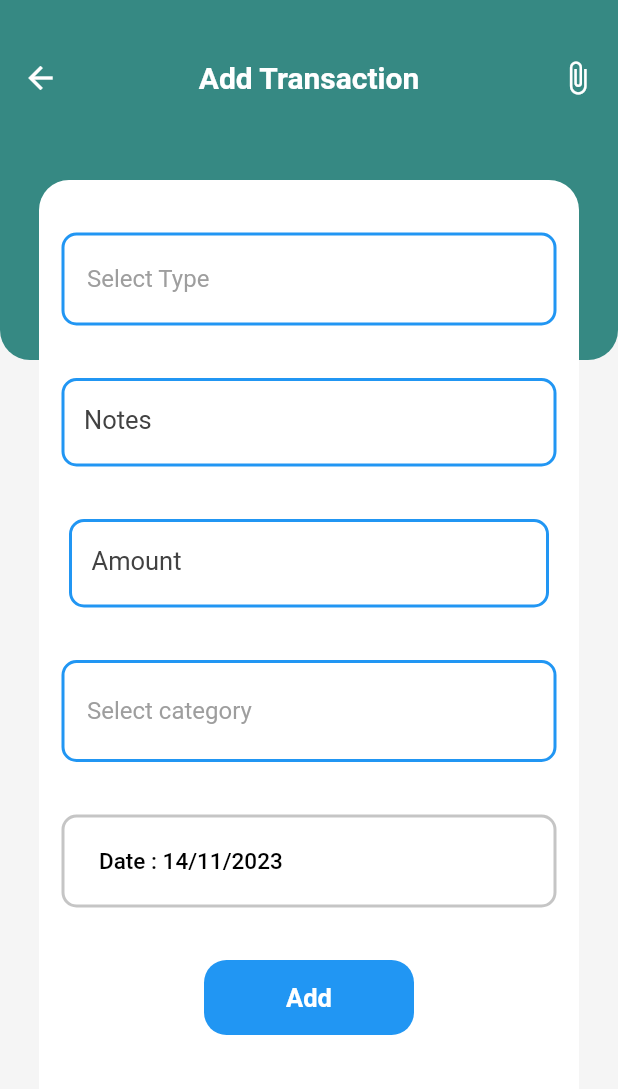
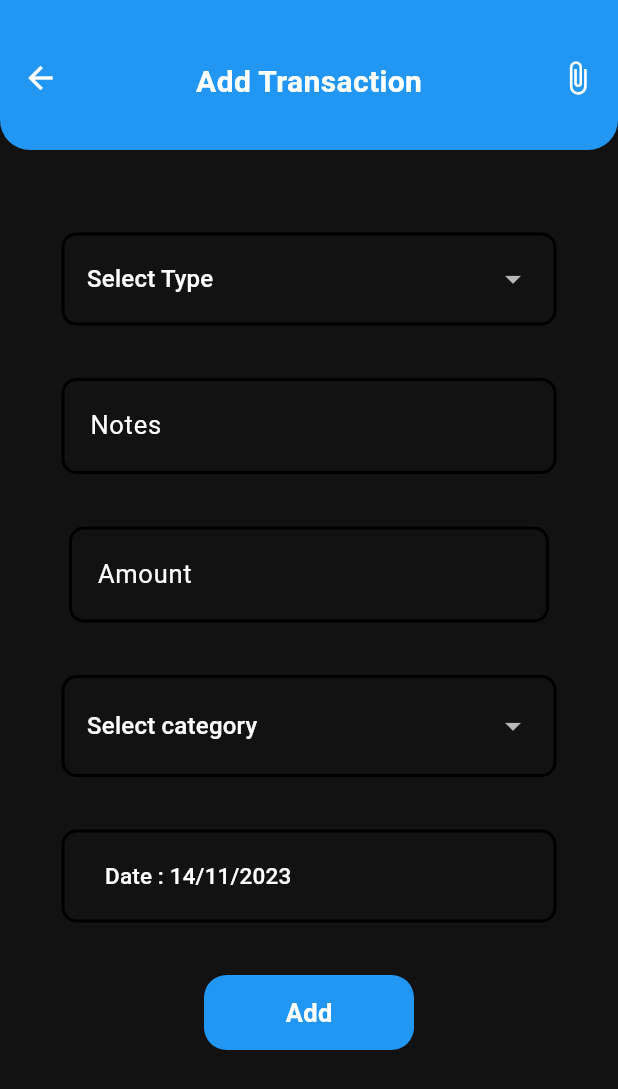
Before and after one commit to VineetKumar02/Expense-Tracker-App, a Flutter app: the screen it shows after launch, item 2 of the bottom bar chosen, after a tap on the "add" icon, on a phone screen of 412 x 824 dp. Shown: the top 1089 px of the screen. Run offline on Flutter 3.47's test engine with Material 2 defaults, Android fonts, the phone set to English and light mode, and no system bars; our stand-ins replace fl_chart, hive, hive_flutter, syncfusion_flutter_charts; accounts and stored records are empty.

Commit message:
Fixed UI for dark mode

```diff
--- a/lib/Constants/color.dart
+++ b/lib/Constants/color.dart
@@ -4,3 +4,4 @@ const Color moneyBoyPurple = Color(0xFF7A69EA);
 const Color moneyBoyPurpleLight = Color(0xFF9C91ED);
 // const Color primaryColor = Color(0xff368983);
 const Color primaryColor = Colors.blue;
+const Color secondaryColor = Colors.white;
--- a/lib/data/utilty.dart
+++ b/lib/data/utilty.dart
@@ -191,12 +191,13 @@ List time(List<Transaction> transactions, bool hour, bool day, bool month) {
 
 String formatCurrency(int value) {
   final format = NumberFormat.currency(
-    symbol: '', // Empty symbol to remove the currency symbol
-    decimalDigits: 0, // Number of decimal digits (set to 0 for VND)
-    locale: 'vi_VN', // Vietnamese locale for formatting
+    symbol: '₹', // Symbol for Indian Rupees
+    decimalDigits: 0, // Number of decimal digits
+    locale: 'en_IN', // Locale for India
   );
 
-  return '${format.format(value)}VND'; // Append ' vnđ' to the formatted value
+  return format
+      .format(value); // Returns the formatted value with the '₹' symbol
 }
 
 String getFormattedDate(int index, DateTime selectedDate) {
--- a/lib/main.dart
+++ b/lib/main.dart
@@ -31,7 +31,20 @@ class MyApp extends StatelessWidget {
   Widget build(BuildContext context) {
     return MaterialApp(
       debugShowCheckedModeBanner: false,
-      theme: ThemeData.dark(),
+      theme: ThemeData(
+        colorScheme: const ColorScheme.dark(
+          background: Color(0xff151515),
+          primary: Colors.blue,
+          onPrimary: Colors.black,
+          primaryContainer: Colors.blue,
+          onPrimaryContainer: Colors.black,
+        ),
+        inputDecorationTheme: const InputDecorationTheme(
+          labelStyle: TextStyle(color: Colors.white),
+          hintStyle: TextStyle(color: Colors.white),
+        ),
+        useMaterial3: true,
+      ),
       home: const Bottom(),
     );
   }
--- a/lib/presentation/screens/add_transaction.dart
+++ b/lib/presentation/screens/add_transaction.dart
@@ -72,7 +72,6 @@ class _AddScreenState extends State<AddScreen> {
   @override
   Widget build(BuildContext context) {
     return Scaffold(
-      backgroundColor: Colors.grey.shade100,
       body: SafeArea(
           child: Stack(
         alignment: AlignmentDirectional.center,
@@ -90,7 +89,8 @@ class _AddScreenState extends State<AddScreen> {
   Container mainAddContainer() {
     return Container(
       decoration: BoxDecoration(
-          borderRadius: BorderRadius.circular(20), color: Colors.white),
+        borderRadius: BorderRadius.circular(20),
+      ),
       height: 680,
       width: 360,
       child: Column(children: [
@@ -205,16 +205,15 @@ class _AddScreenState extends State<AddScreen> {
       child: Container(
         alignment: Alignment.center,
         decoration: BoxDecoration(
-            borderRadius: BorderRadius.circular(15), color: Colors.blue),
+            borderRadius: BorderRadius.circular(15), color: primaryColor),
         height: 50,
         width: 140,
         child: const Text(
           'Add',
           style: TextStyle(
-              fontFamily: 'f',
-              fontSize: 17,
-              fontWeight: FontWeight.w600,
-              color: Colors.white),
+            fontSize: 17,
+            fontWeight: FontWeight.w600,
+          ),
         ),
       ),
     );
@@ -228,7 +227,7 @@ class _AddScreenState extends State<AddScreen> {
         alignment: Alignment.bottomLeft,
         decoration: BoxDecoration(
             borderRadius: BorderRadius.circular(10),
-            border: Border.all(width: 2, color: const Color(0xffC5C5C5))),
+            border: Border.all(width: 2)),
         width: double.infinity,
         child: TextButton(
           onPressed: () async {
@@ -244,7 +243,7 @@ class _AddScreenState extends State<AddScreen> {
           },
           child: Text(
             'Date : ${date.day}/${date.month}/${date.year}',
-            style: const TextStyle(fontSize: 15, color: Colors.black),
+            style: const TextStyle(fontSize: 15, color: Colors.white),
           ),
         ),
       ),
@@ -264,13 +263,13 @@ class _AddScreenState extends State<AddScreen> {
           contentPadding:
               const EdgeInsets.symmetric(horizontal: 15, vertical: 20),
           labelText: 'Amount',
-          labelStyle: TextStyle(fontSize: 17, color: Colors.grey.shade800),
+          labelStyle: TextStyle(fontSize: 17),
           enabledBorder: OutlineInputBorder(
               borderRadius: BorderRadius.circular(10),
-              borderSide: const BorderSide(width: 2, color: primaryColor)),
+              borderSide: const BorderSide(width: 2)),
           focusedBorder: OutlineInputBorder(
               borderRadius: BorderRadius.circular(10),
-              borderSide: const BorderSide(width: 2, color: primaryColor)),
+              borderSide: const BorderSide(width: 2)),
           errorText: isAmountValid ? null : 'Amount must be greater than 0',
         ),
         onChanged: (value) {
@@ -298,7 +297,6 @@ class _AddScreenState extends State<AddScreen> {
               borderRadius: BorderRadius.circular(10),
               border: Border.all(
                 width: 2,
-                color: Colors.blue,
               )),
           child: DropdownButton<String>(
             value: selectedTypeItem,
@@ -336,9 +334,8 @@ class _AddScreenState extends State<AddScreen> {
                 .toList(),
             hint: const Text(
               'Select Type',
-              style: TextStyle(color: Colors.grey),
+              style: TextStyle(color: Colors.white),
             ),
-            dropdownColor: Colors.white,
             isExpanded: true,
             underline: Container(),
             onChanged: ((value) {
@@ -361,13 +358,13 @@ class _AddScreenState extends State<AddScreen> {
           contentPadding:
               const EdgeInsets.symmetric(horizontal: 15, vertical: 20),
           labelText: 'Notes',
-          labelStyle: TextStyle(fontSize: 17, color: Colors.grey.shade800),
+          labelStyle: TextStyle(fontSize: 17),
           enabledBorder: OutlineInputBorder(
               borderRadius: BorderRadius.circular(10),
-              borderSide: const BorderSide(width: 2, color: primaryColor)),
+              borderSide: const BorderSide(width: 2)),
           focusedBorder: OutlineInputBorder(
               borderRadius: BorderRadius.circular(10),
-              borderSide: const BorderSide(width: 2, color: primaryColor)),
+              borderSide: const BorderSide(width: 2)),
         ),
       ),
     );
@@ -386,10 +383,7 @@ class _AddScreenState extends State<AddScreen> {
         width: double.infinity,
         decoration: BoxDecoration(
           borderRadius: BorderRadius.circular(10),
-          border: Border.all(
-            width: 2,
-            color: Colors.blue,
-          ),
+          border: Border.all(width: 2),
         ),
         child: DropdownButton<CategoryModel>(
           value: selectedCategoryItem,
@@ -429,9 +423,8 @@ class _AddScreenState extends State<AddScreen> {
               .toList(),
           hint: const Text(
             'Select category',
-            style: TextStyle(color: Colors.grey),
+            style: TextStyle(color: Colors.white),
           ),
-          dropdownColor: Colors.white,
           isExpanded: true,
           underline: Container(),
           onChanged: (value) {
@@ -449,9 +442,9 @@ class _AddScreenState extends State<AddScreen> {
       children: [
         Container(
           width: double.infinity,
-          height: 240,
+          height: 100,
           decoration: const BoxDecoration(
-              color: Color(0xff368983),
+              color: primaryColor,
               borderRadius: BorderRadius.only(
                   bottomLeft: Radius.circular(20),
                   bottomRight: Radius.circular(20))),
@@ -471,19 +464,14 @@ class _AddScreenState extends State<AddScreen> {
                     },
                     child: const Icon(
                       Icons.arrow_back,
-                      color: Colors.white,
                     ),
                   ),
                   const Text(
                     "Add Transaction",
-                    style: TextStyle(
-                        fontSize: 20,
-                        fontWeight: FontWeight.bold,
-                        color: Colors.white),
+                    style: TextStyle(fontSize: 20, fontWeight: FontWeight.bold),
                   ),
                   const Icon(
                     Icons.attach_file_outlined,
-                    color: Colors.white,
                   )
                 ],
               ),
--- a/lib/presentation/screens/home.dart
+++ b/lib/presentation/screens/home.dart
@@ -45,7 +45,6 @@ class _HomeState extends State<Home> {
                             style: TextStyle(
                               fontWeight: FontWeight.w600,
                               fontSize: 19,
-                              color: Colors.black,
                             ),
                           ),
                           Text(
@@ -161,7 +160,6 @@ Stack _head() {
                       onPressed: () {},
                       icon: const Icon(
                         Icons.settings,
-                        color: Colors.white,
                       ),
                     )),
                 const Padding(
@@ -171,7 +169,6 @@ Stack _head() {
                       style: TextStyle(
                         fontWeight: FontWeight.w500,
                         fontSize: 22,
-                        color: Colors.white,
                       ),
                     ))
               ],
@@ -209,12 +206,10 @@ Stack _head() {
                         style: TextStyle(
                           fontWeight: FontWeight.w500,
                           fontSize: 16,
-                          color: Colors.white,
                         ),
                       ),
                       Icon(
                         Icons.more_horiz,
-                        color: Colors.white,
                       ),
                     ],
                   ),
@@ -229,7 +224,6 @@ Stack _head() {
                         style: const TextStyle(
                           fontWeight: FontWeight.bold,
                           fontSize: 25,
-                          color: Colors.white,
                         ),
                       ),
                     ],
@@ -248,7 +242,6 @@ Stack _head() {
                             backgroundColor: Colors.green,
                             child: Icon(
                               Icons.arrow_upward,
-                              color: Colors.black,
                               size: 19,
                             ),
                           ),
@@ -258,7 +251,6 @@ Stack _head() {
                             style: TextStyle(
                               fontWeight: FontWeight.w500,
                               fontSize: 16,
-                              color: Color.fromARGB(255, 216, 216, 216),
                             ),
                           ),
                         ],
@@ -270,7 +262,6 @@ Stack _head() {
                             backgroundColor: Colors.red,
                             child: Icon(
                               Icons.arrow_downward,
-                              color: Colors.black,
                               size: 19,
                             ),
                           ),
@@ -280,7 +271,6 @@ Stack _head() {
                             style: TextStyle(
                               fontWeight: FontWeight.w500,
                               fontSize: 16,
-                              color: Color.fromARGB(255, 216, 216, 216),
                             ),
                           ),
                         ],
@@ -299,7 +289,6 @@ Stack _head() {
                         style: const TextStyle(
                           fontWeight: FontWeight.w600,
                           fontSize: 17,
-                          color: Colors.white,
                         ),
                       ),
                       Text(
@@ -307,7 +296,6 @@ Stack _head() {
                         style: const TextStyle(
                           fontWeight: FontWeight.w600,
                           fontSize: 17,
-                          color: Colors.white,
                         ),
                       ),
                     ],
--- a/lib/presentation/screens/statistic.dart
+++ b/lib/presentation/screens/statistic.dart
@@ -102,7 +102,6 @@ class _StatisticsState extends State<Statistics>
             const Text(
               'Statistics',
               style: TextStyle(
-                color: Colors.black,
                 fontSize: 20,
                 fontWeight: FontWeight.w700,
               ),
@@ -136,7 +135,7 @@ class _StatisticsState extends State<Statistics>
                         decoration: BoxDecoration(
                           borderRadius: BorderRadius.circular(10),
                           color: indexColor == index
-                              ? const Color.fromARGB(255, 47, 125, 121)
+                              ? primaryColor
                               : Colors.white,
                         ),
                         alignment: Alignment.center,
@@ -229,7 +228,7 @@ class _StatisticsState extends State<Statistics>
                 controller: _tabController,
                 indicatorColor: primaryColor,
                 labelColor: primaryColor,
-                unselectedLabelColor: Colors.black,
+                unselectedLabelColor: Colors.white,
                 tabs: const [
                   Tab(text: 'Column'),
                   Tab(text: 'Circular'),
@@ -280,7 +279,6 @@ class _StatisticsState extends State<Statistics>
                             backgroundColor: Colors.green,
                             child: Icon(
                               Icons.arrow_upward,
-                              color: Colors.black,
                               size: 19,
                             ),
                           ),
@@ -318,7 +316,6 @@ class _StatisticsState extends State<Statistics>
                             backgroundColor: Colors.red,
                             child: Icon(
                               Icons.arrow_downward,
-                              color: Colors.black,
                               size: 19,
                             ),
                           ),
@@ -365,7 +362,6 @@ class _StatisticsState extends State<Statistics>
                             style: TextStyle(
                               fontWeight: FontWeight.w500,
                               fontSize: 15,
-                              color: Colors.black,
                             ),
                           ),
                         ],
@@ -375,7 +371,6 @@ class _StatisticsState extends State<Statistics>
                         style: const TextStyle(
                           fontWeight: FontWeight.w500,
                           fontSize: 15,
-                          color: Colors.black,
                         ),
                       )
                     ],
@@ -394,7 +389,6 @@ class _StatisticsState extends State<Statistics>
                   Text(
                     'Top Spending',
                     style: TextStyle(
-                        color: Colors.black,
                         fontSize: 16,
                         fontWeight: FontWeight.bold),
                   ),
--- a/lib/presentation/widgets/bottom_navbar.dart
+++ b/lib/presentation/widgets/bottom_navbar.dart
@@ -1,3 +1,4 @@
+import 'package:expanse_management/Constants/color.dart';
 import 'package:expanse_management/presentation/screens/add_transaction.dart';
 import 'package:expanse_management/presentation/screens/category_screen.dart';
 import 'package:expanse_management/presentation/screens/home.dart';
@@ -30,8 +31,7 @@ class _BottomState extends State<Bottom> {
           Navigator.of(context)
               .push(MaterialPageRoute(builder: (context) => const AddScreen()));
         },
-        backgroundColor: Colors.blue,
-        child: const Icon(Icons.add),
+        child: const Icon(Icons.add, color: Colors.white, size: 30),
       ),
       floatingActionButtonLocation: FloatingActionButtonLocation.centerDocked,
       bottomNavigationBar: BottomAppBar(
@@ -59,7 +59,7 @@ class _BottomState extends State<Bottom> {
                   child: Icon(
                     Icons.home,
                     size: 30,
-                    color: indexColor == 0 ? Colors.blue : Colors.grey,
+                    color: indexColor == 0 ? primaryColor : secondaryColor,
                   ),
                 )),
             GestureDetector(
@@ -81,7 +81,7 @@ class _BottomState extends State<Bottom> {
                   child: Icon(
                     Icons.bar_chart_outlined,
                     size: 30,
-                    color: indexColor == 1 ? Colors.blue : Colors.grey,
+                    color: indexColor == 1 ? primaryColor : secondaryColor,
                   ),
                 )),
             const SizedBox(
@@ -106,7 +106,7 @@ class _BottomState extends State<Bottom> {
                   child: Icon(
                     Icons.category_outlined,
                     size: 30,
-                    color: indexColor == 2 ? Colors.blue : Colors.grey,
+                    color: indexColor == 2 ? Colors.blue : secondaryColor,
                   ),
                 )),
             GestureDetector(
@@ -125,7 +125,7 @@ class _BottomState extends State<Bottom> {
                   child: Icon(
                     Icons.search_outlined,
                     size: 30,
-                    color: indexColor == 3 ? Colors.blue : Colors.grey,
+                    color: indexColor == 3 ? Colors.blue : secondaryColor,
                   ),
                 )),
           ]),
```
